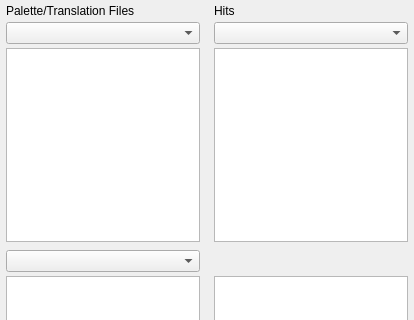
diasurgical/d1-graphics-tool, file source/palview.ui: the form before one commit; both pictures show x 0 to 414 and y 0 to 320 of the 414 by 1374 pixel window.
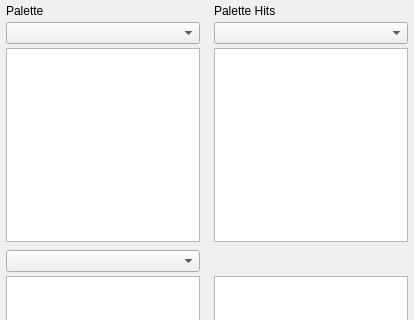
The form after the commit.

Commit message: Change PalView labels

Diff of the .ui file:
```diff
--- a/source/palview.ui
+++ b/source/palview.ui
@@ -180,14 +180,14 @@
       <item row="0" column="1">
        <widget class="QLabel" name="palTrnHitsLabel">
         <property name="text">
-         <string>Hits</string>
+         <string>Palette Hits</string>
         </property>
        </widget>
       </item>
       <item row="0" column="0">
        <widget class="QLabel" name="palTrnLabel">
         <property name="text">
-         <string>Palette/Translation Files</string>
+         <string>Palette</string>
         </property>
        </widget>
       </item>
```
The commit also changes 1 other file.
